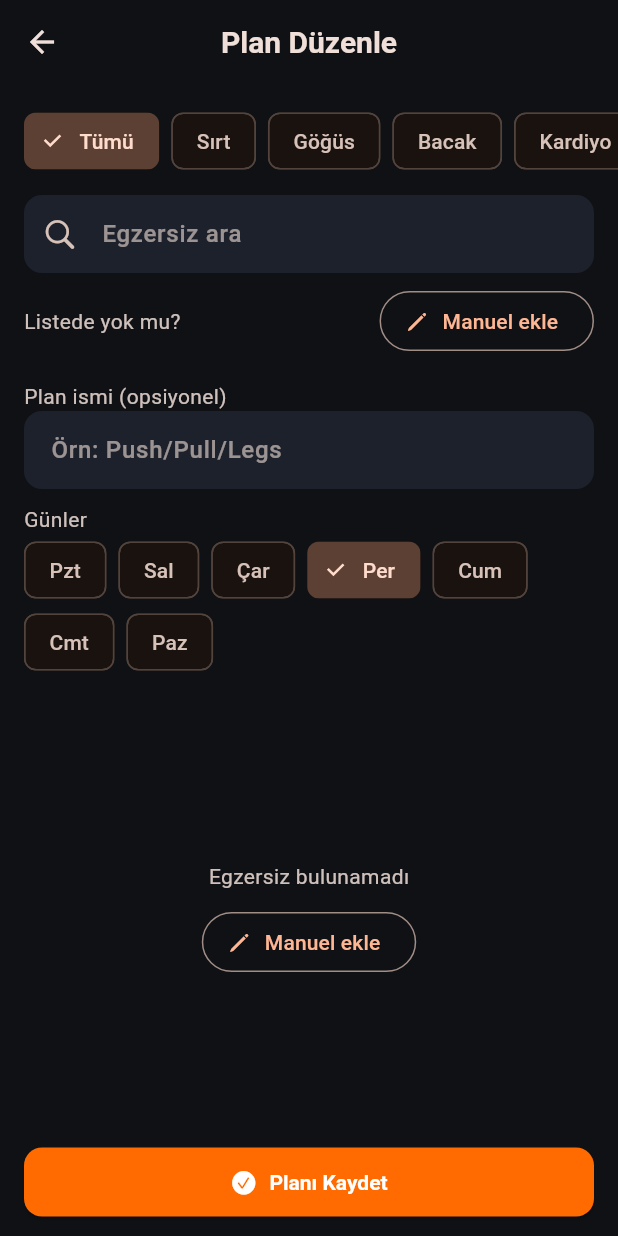
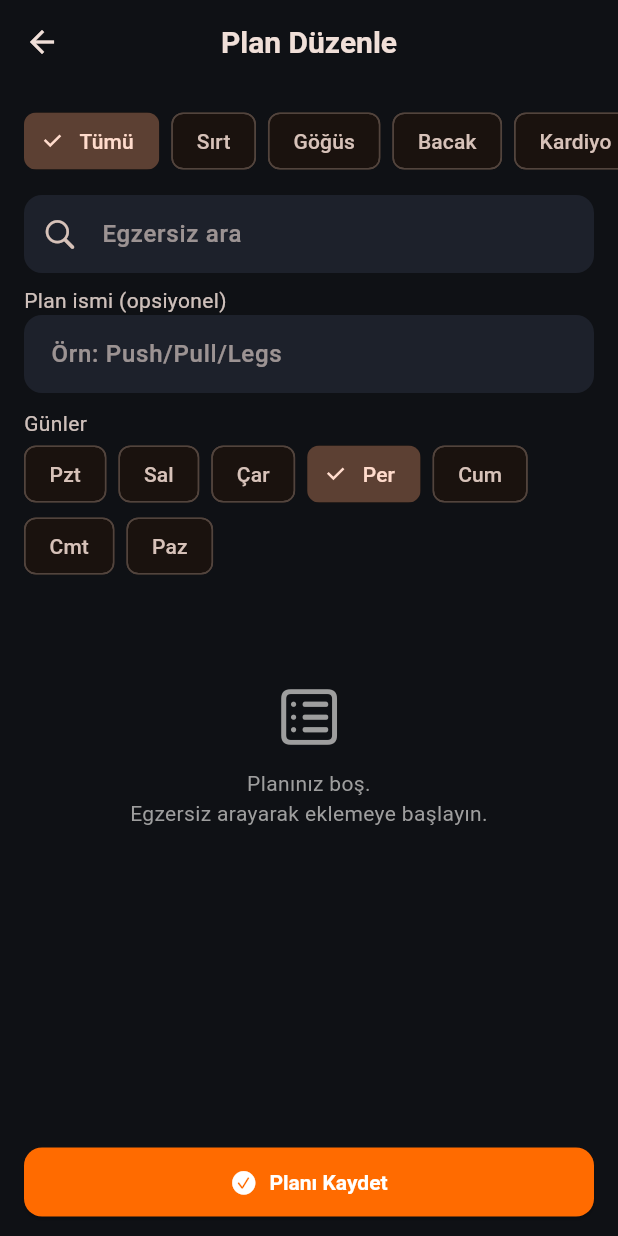
Before and after one commit to musabulbul/fitta, a Flutter app: the EditPlanPage screen opened directly, on a phone screen of 412 x 824 dp. Run offline on Flutter 3.47's test engine with Material 3 defaults, Android fonts, the phone set to English and light mode, and no system bars; our stand-ins replace cloud_firestore, file_picker, firebase_auth, firebase_core, get, google_sign_in and 3 more; missing offline and left inert: dart:html, excel; accounts and stored records are empty.

Commit message:
Fix exercise value entry and update EditPlanPage visibility logic
- Converted `_SetRow` and `_NextWeightField` to `StatefulWidget` to fix cursor jumping and keyboard dismissal issues.
- Refactored `EditPlanPage` to use `CustomScrollView` with conditional visibility logic:
  - Search results are displayed prominently when searching.
  - Planned exercises remain visible at the bottom even while searching, allowing users to see what they've added.
  - When not searching, the plan content is the primary view.

```diff
--- a/lib/features/exercises/views/edit_plan_page.dart
+++ b/lib/features/exercises/views/edit_plan_page.dart
@@ -79,6 +79,9 @@ class _EditPlanPageState extends State<EditPlanPage> {
   @override
   Widget build(BuildContext context) {
     final theme = Theme.of(context);
+    final isSearching =
+        _searchController.text.isNotEmpty || selectedCategory != 'Tümü';
+
     return Scaffold(
       appBar: const FittaAppBar(title: 'Plan Düzenle'),
       body: RefreshIndicator(
@@ -121,9 +124,10 @@ class _EditPlanPageState extends State<EditPlanPage> {
                       onChanged: (_) => setState(() {}),
                     ),
                   ),
+                  if (isSearching)
                     Padding(
-                    padding:
-                        const EdgeInsets.symmetric(horizontal: 16, vertical: 8),
+                      padding: const EdgeInsets.symmetric(
+                          horizontal: 16, vertical: 8),
                       child: Row(
                         children: [
                           const Text('Listede yok mu?'),
@@ -172,6 +176,7 @@ class _EditPlanPageState extends State<EditPlanPage> {
                 ],
               ),
             ),
+            if (isSearching) ...[
               if (_loading)
                 const SliverFillRemaining(
                   child: Center(child: CircularProgressIndicator()),
@@ -206,7 +211,8 @@ class _EditPlanPageState extends State<EditPlanPage> {
                             title: Text(exercise.name),
                             subtitle: Text(exercise.category),
                             trailing: IconButton(
-                            icon: const Icon(CupertinoIcons.add_circled_solid),
+                              icon:
+                                  const Icon(CupertinoIcons.add_circled_solid),
                               onPressed: () => _openBottomSheet(exercise),
                             ),
                           ),
@@ -216,7 +222,8 @@ class _EditPlanPageState extends State<EditPlanPage> {
                     childCount: _exercises.length,
                   ),
                 ),
-            if (_planned.isNotEmpty)
+            ],
+            if (!isSearching || _planned.isNotEmpty)
               SliverToBoxAdapter(
                 child: Container(
                   width: double.infinity,
@@ -224,7 +231,30 @@ class _EditPlanPageState extends State<EditPlanPage> {
                   child: Column(
                     crossAxisAlignment: CrossAxisAlignment.start,
                     children: [
-                      Text('Plana eklenenler (${_planned.length})',
+                      if (!isSearching && _planned.isEmpty)
+                        Padding(
+                          padding: const EdgeInsets.only(top: 32),
+                          child: Center(
+                            child: Column(
+                              children: [
+                                const Icon(CupertinoIcons.square_list,
+                                    size: 48, color: Colors.grey),
+                                AppSpacing.vSm,
+                                Text(
+                                  'Planınız boş.\nEgzersiz arayarak eklemeye başlayın.',
+                                  textAlign: TextAlign.center,
+                                  style: theme.textTheme.bodyMedium
+                                      ?.copyWith(color: Colors.grey),
+                                ),
+                              ],
+                            ),
+                          ),
+                        )
+                      else ...[
+                        Text(
+                            isSearching
+                                ? 'Plana eklenenler (${_planned.length})'
+                                : 'Plan İçeriği (${_planned.length})',
                             style: Theme.of(context).textTheme.titleMedium),
                         AppSpacing.vSm,
                         ..._planned.map(
@@ -249,6 +279,7 @@ class _EditPlanPageState extends State<EditPlanPage> {
                             ),
                           ),
                         ),
+                      ],
                     ],
                   ),
                 ),
```
Lines whose indentation alone changed are shown as unchanged.
